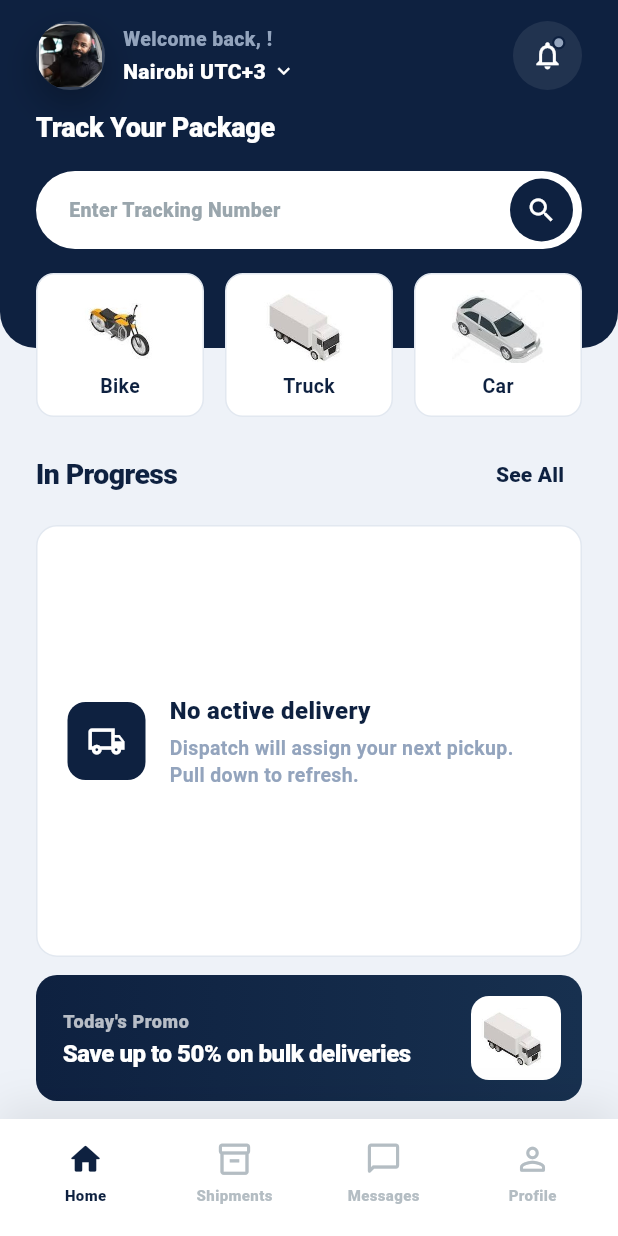
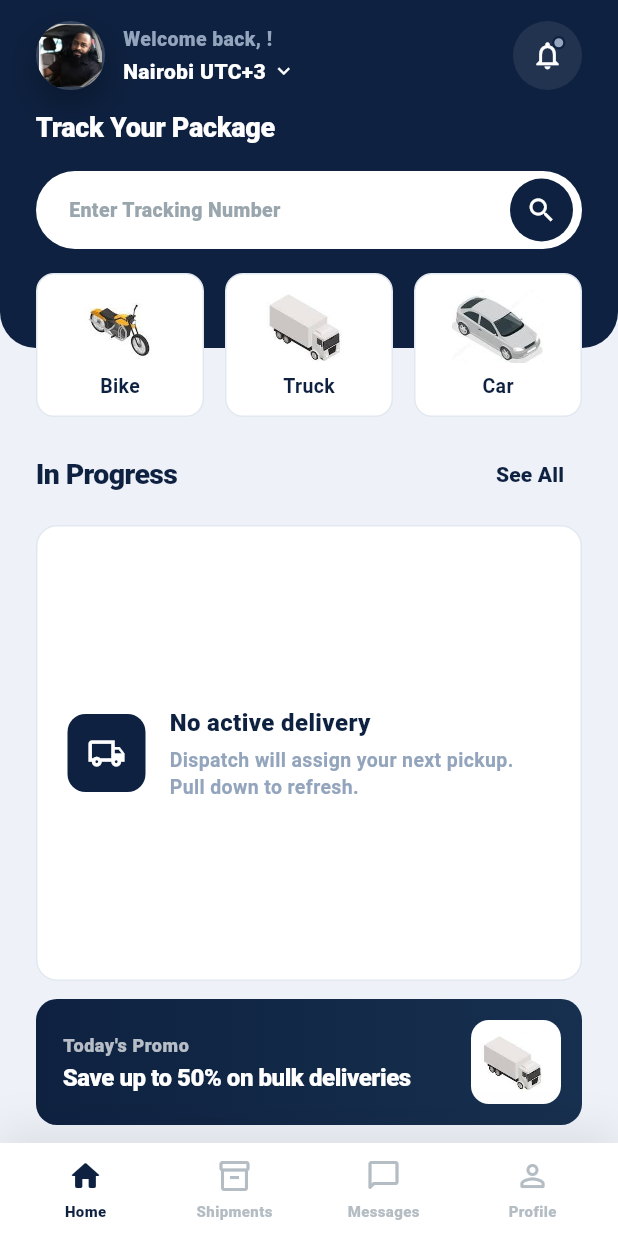
Before and after one commit to peter-tabani/logistics-system, a Flutter app: the DriverHomeScreen screen opened directly with empty values, on a phone screen of 412 x 824 dp. Run offline on Flutter 3.47's test engine with Material 3 defaults, Android fonts, the phone set to English and light mode, and no system bars; our stand-ins replace flutter_map, geolocator, google_maps_flutter, latlong2, shared_preferences; accounts and stored records are empty; network calls fail.

Commit message:
Edge-to-edge layout: navy header to status bar, bottom nav clears system bar
- Enable SystemUiMode.edgeToEdge; per-tab status bar icon brightness
- Home hero paints behind the status bar with the top inset added
- Bottom nav wrapped in SafeArea(top:false) so it clears the phone's
  gesture/navigation buttons; nav items use mainAxisSize.min (fixes the
  unbounded-height blank-body regression)

Co-Authored-By: Claude Opus 4.8 (1M context) <noreply@anthropic.com>

```diff
--- a/driver_app/lib/main.dart
+++ b/driver_app/lib/main.dart
@@ -5,6 +5,7 @@ import 'dart:ui' as ui;
 
 import 'package:flutter/foundation.dart';
 import 'package:flutter/material.dart';
+import 'package:flutter/services.dart';
 import 'package:flutter_map/flutter_map.dart';
 import 'package:geolocator/geolocator.dart';
 import 'package:google_maps_flutter/google_maps_flutter.dart' as gmaps;
@@ -57,6 +58,10 @@ double calculateDistanceMeters(LatLng firstPoint, LatLng secondPoint) {
 }
 
 void main() {
+  WidgetsFlutterBinding.ensureInitialized();
+  // Draw behind the status bar and navigation bar (edge-to-edge), like modern
+  // apps. Screens then use SafeArea / insets to position content correctly.
+  SystemChrome.setEnabledSystemUIMode(SystemUiMode.edgeToEdge);
   runApp(const MyApp());
 }
 
@@ -1211,7 +1216,15 @@ class _DriverHomeScreenState extends State<DriverHomeScreen>
     final workflowStep = _workflowStep;
 
     if (workflowStep == DriverWorkflowStep.assignments) {
-      return Scaffold(
+      // Home tab has a navy header behind the status bar (light icons);
+      // the other tabs have a light header (dark icons).
+      final overlayStyle = _selectedNavIndex == 0
+          ? SystemUiOverlayStyle.light
+          : SystemUiOverlayStyle.dark;
+
+      return AnnotatedRegion<SystemUiOverlayStyle>(
+        value: overlayStyle,
+        child: Scaffold(
           backgroundColor: stanSurface,
           body: IndexedStack(
             index: _selectedNavIndex,
@@ -1223,6 +1236,7 @@ class _DriverHomeScreenState extends State<DriverHomeScreen>
             ],
           ),
           bottomNavigationBar: _buildBottomNavigation(),
+        ),
       );
     }
 
@@ -1911,9 +1925,9 @@ class _DriverHomeScreenState extends State<DriverHomeScreen>
 
     // Single-screen layout: no vertical scrolling. The In Progress area flexes
     // to absorb remaining height so nothing overflows on smaller devices.
-    return SafeArea(
-      bottom: false,
-      child: Column(
+    // No top SafeArea here — the navy hero paints behind the status bar and
+    // adds the status-bar inset itself.
+    return Column(
       children: [
         _buildHomeHero(activeDeliveries),
         const SizedBox(height: 14),
@@ -1934,18 +1948,19 @@ class _DriverHomeScreenState extends State<DriverHomeScreen>
           _buildPromoStrip(),
           const SizedBox(height: 12),
         ],
-      ),
     );
   }
 
   Widget _buildHomeHero(List<Map<String, dynamic>> activeDeliveries) {
+    final topInset = MediaQuery.of(context).padding.top;
+
     return SizedBox(
-      height: 278,
+      height: 278 + topInset,
       child: Stack(
         children: [
           Container(
-            height: 232,
-            padding: const EdgeInsets.fromLTRB(24, 14, 24, 66),
+            height: 232 + topInset,
+            padding: EdgeInsets.fromLTRB(24, 14 + topInset, 24, 66),
             decoration: const BoxDecoration(
               color: stanDark,
               borderRadius: BorderRadius.vertical(bottom: Radius.circular(24)),
@@ -2490,8 +2505,6 @@ class _DriverHomeScreenState extends State<DriverHomeScreen>
     ];
 
     return Container(
-      height: 78,
-      padding: const EdgeInsets.fromLTRB(24, 8, 24, 14),
       decoration: BoxDecoration(
         color: Colors.white,
         boxShadow: [
@@ -2502,6 +2515,11 @@ class _DriverHomeScreenState extends State<DriverHomeScreen>
           ),
         ],
       ),
+      // Keep the bar clear of the system gesture / navigation buttons.
+      child: SafeArea(
+        top: false,
+        child: Padding(
+          padding: const EdgeInsets.fromLTRB(24, 10, 24, 10),
           child: Row(
             mainAxisAlignment: MainAxisAlignment.spaceBetween,
             children: [
@@ -2512,6 +2530,8 @@ class _DriverHomeScreenState extends State<DriverHomeScreen>
                   index: index,
                 ),
             ],
+          ),
+        ),
       ),
     );
   }
@@ -2533,12 +2553,13 @@ class _DriverHomeScreenState extends State<DriverHomeScreen>
       child: SizedBox(
         width: 66,
         child: Column(
+          mainAxisSize: MainAxisSize.min,
           mainAxisAlignment: MainAxisAlignment.center,
           children: [
             Icon(
               icon,
               color: isSelected ? stanDark : const Color(0xFFB4BDC3),
-              size: 25,
+              size: 24,
             ),
             const SizedBox(height: 4),
             Text(
```
Also changed, not shown: driver_app/stan_now.png. Lines whose indentation alone changed are shown as unchanged.
